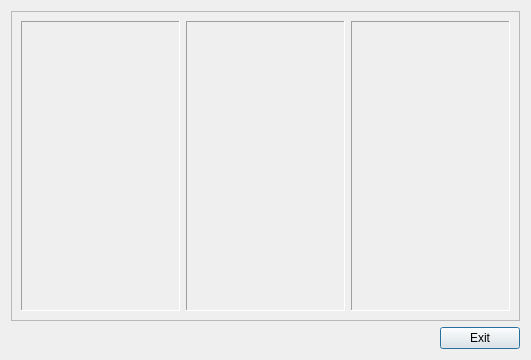
Qt form kf-1000/scada/history.ui (vanessaorgua/Linovitsa) before a commit.
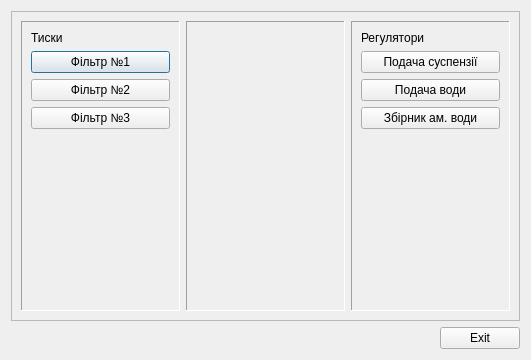
The same form after that commit.

```diff
--- a/kf-1000/scada/history.ui
+++ b/kf-1000/scada/history.ui
@@ -32,6 +32,34 @@
          <enum>QFrame::Sunken</enum>
         </property>
         <layout class="QVBoxLayout" name="verticalLayout">
+         <item>
+          <widget class="QLabel" name="label">
+           <property name="text">
+            <string>Тиски</string>
+           </property>
+          </widget>
+         </item>
+         <item>
+          <widget class="QPushButton" name="kf_10presh1">
+           <property name="text">
+            <string>Фільтр №1</string>
+           </property>
+          </widget>
+         </item>
+         <item>
+          <widget class="QPushButton" name="kf_20presh2">
+           <property name="text">
+            <string>Фільтр №2</string>
+           </property>
+          </widget>
+         </item>
+         <item>
+          <widget class="QPushButton" name="kf_30presh3">
+           <property name="text">
+            <string>Фільтр №3</string>
+           </property>
+          </widget>
+         </item>
          <item>
           <spacer name="verticalSpacer">
            <property name="orientation">
@@ -82,6 +110,34 @@
          <enum>QFrame::Sunken</enum>
         </property>
         <layout class="QVBoxLayout" name="verticalLayout_3">
+         <item>
+          <widget class="QLabel" name="label_2">
+           <property name="text">
+            <string>Регулятори</string>
+           </property>
+          </widget>
+         </item>
+         <item>
+          <widget class="QPushButton" name="trend0susp4">
+           <property name="text">
+            <string>Подача суспензії</string>
+           </property>
+          </widget>
+         </item>
+         <item>
+          <widget class="QPushButton" name="trend0voda4">
+           <property name="text">
+            <string>Подача води</string>
+           </property>
+          </widget>
+         </item>
+         <item>
+          <widget class="QPushButton" name="trend0amvoda4">
+           <property name="text">
+            <string>Збірник ам. води</string>
+           </property>
+          </widget>
+         </item>
          <item>
           <spacer name="verticalSpacer_3">
            <property name="orientation">
```
